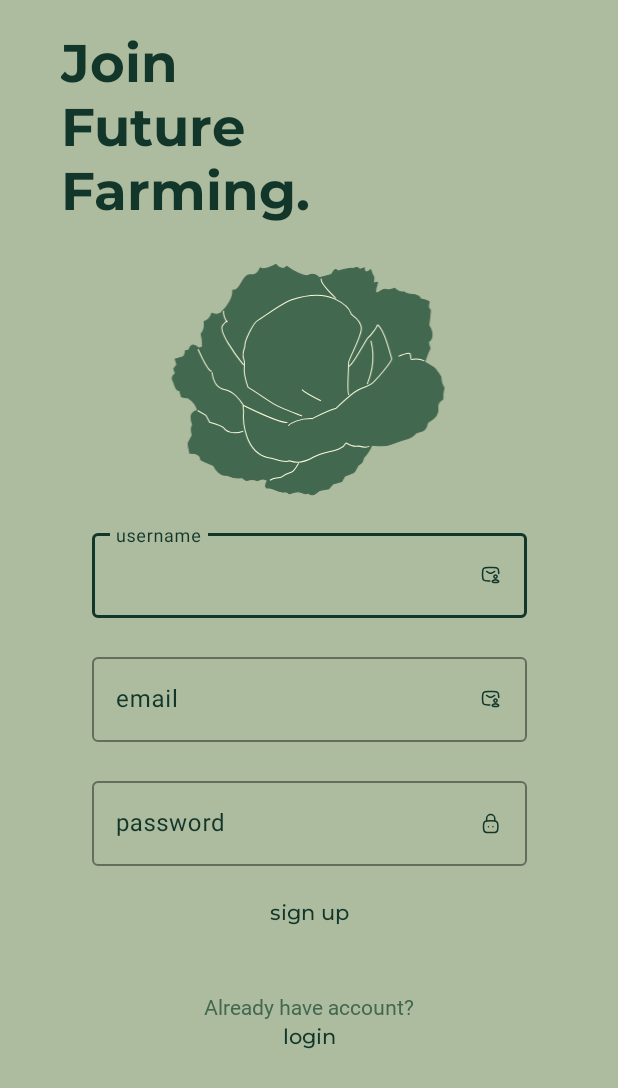
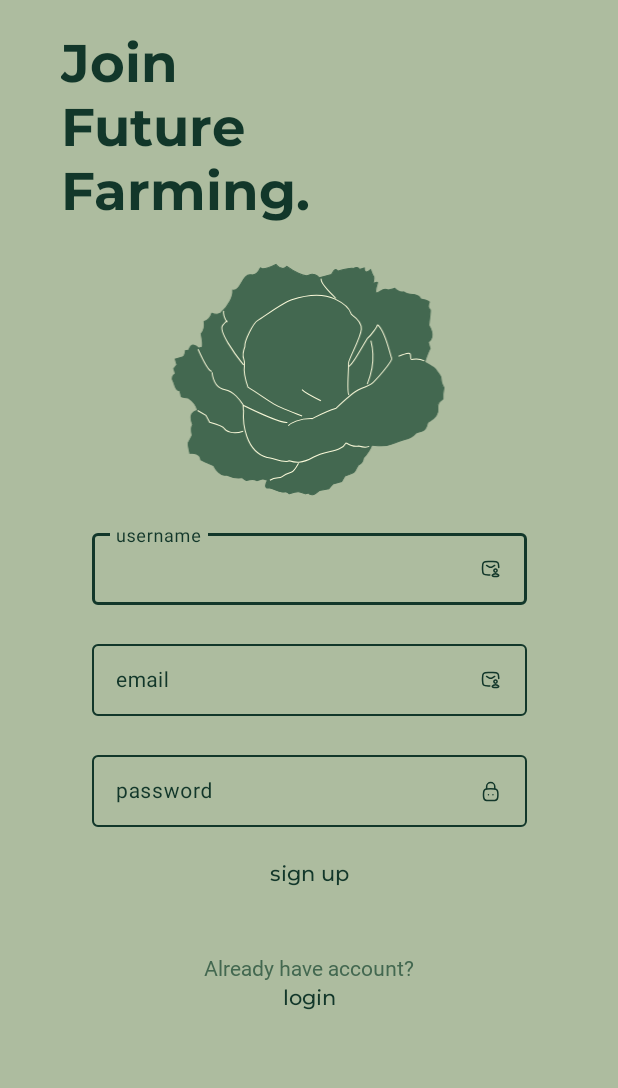
Before and after one commit to HI-PONIC/Mobile-Development, an Android app: the SignupActivity screen opened directly, with no data from a screen before it, on a phone screen of 412 x 824 dp. Shown: the top 1088 px of the screen. Run offline under Robolectric (Android 15) with nearby library versions, the phone set to English and light mode, and no system bars.

Commit message:
fixing sign up -mengecilkan ukuran input text

```diff
--- /dev/null
+++ b/app/src/main/res/color/outline_color_state_list.xml
@@ -0,0 +1,5 @@
+<?xml version="1.0" encoding="utf-8"?>
+<selector xmlns:android="http://schemas.android.com/apk/res/android">
+    <item android:color="#12372A" android:state_focused="true"/>
+    <item android:color="#12372A"/>
+</selector>
--- a/app/src/main/res/layout/activity_signup.xml
+++ b/app/src/main/res/layout/activity_signup.xml
@@ -65,7 +65,8 @@
                     android:layout_height="wrap_content"
                     android:ems="10"
                     android:hint="username"
-                    android:inputType="text" />
+                    android:inputType="text"
+                    style="@style/CustomTextInputEditText"/>
             </com.google.android.material.textfield.TextInputLayout>
 
             <com.google.android.material.textfield.TextInputLayout
@@ -85,7 +86,8 @@
                     android:layout_width="match_parent"
                     android:layout_height="wrap_content"
                     android:ems="10"
-                    android:hint="@string/email"/>
+                    android:hint="@string/email"
+                    style="@style/CustomTextInputEditText"/>
             </com.google.android.material.textfield.TextInputLayout>
 
             <com.google.android.material.textfield.TextInputLayout
@@ -106,7 +108,8 @@
                     android:layout_height="wrap_content"
                     android:ems="10"
                     android:hint="password"
-                    android:inputType="textPassword" />
+                    android:inputType="textPassword"
+                    style="@style/CustomTextInputEditText"/>
             </com.google.android.material.textfield.TextInputLayout>
 
             <TextView
--- a/app/src/main/res/values/themes.xml
+++ b/app/src/main/res/values/themes.xml
@@ -53,12 +53,18 @@
     </style>
 
     <style name="textFieldSignUp">
-        <item name="boxStrokeColor">#12372A</item>
+        <item name="boxStrokeColor">@color/outline_color_state_list</item>
         <item name="android:textColorHint">#12372A</item>
         <item name="android:textColor">#12372A</item>
         <item name="android:textSize">16sp</item>
         <item name="fontFamily">@font/montserratlight</item>
         <item name="endIconTint">#12372A</item>
+    </style>
+
+    <style name="CustomTextInputEditText" parent="Widget.Material3.TextInputEditText.OutlinedBox">
+        <item name="android:textSize">14sp</item> <!-- Adjust text size -->
+        <item name="android:paddingTop">8dp</item> <!-- Adjust padding -->
+        <item name="android:paddingBottom">8dp</item>
     </style>
 
     <style name="Title">
```
